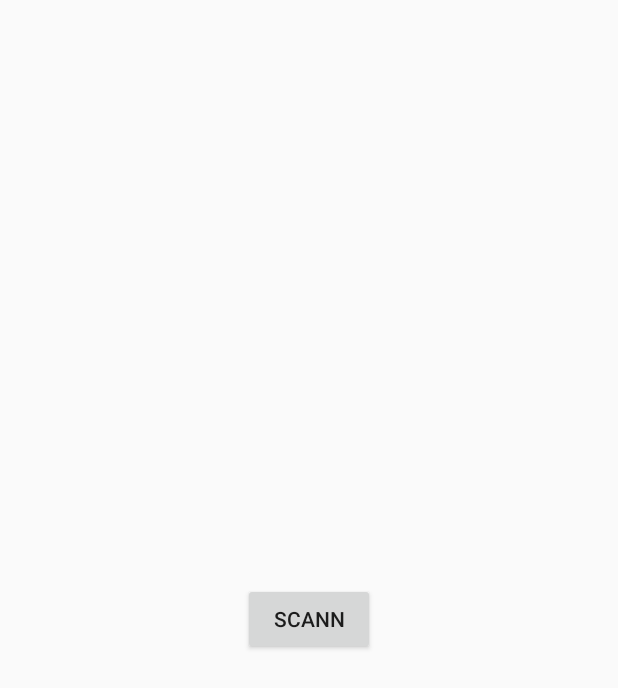
After one commit to zakafir/CrunchRelease, an Android app: the layout activity_reader_qrcode.xml on its own in the app's theme, with its tools: preview values and no code run, on a phone screen of 412 x 824 dp. The commit adds this screen. Shown: the top 688 px of the screen. Run offline under Robolectric (Android 15) with nearby library versions, the phone set to English and light mode, and no system bars.

Commit message:
QR code Scanner

```diff
--- a/app/build.gradle
+++ b/app/build.gradle
@@ -24,10 +24,12 @@ repositories {
 
 dependencies {
     compile fileTree(dir: 'libs', include: ['*.jar'])
+
     compile 'com.android.support:appcompat-v7:23.1.1'
     compile 'com.github.PhilJay:MPAndroidChart:v2.1.6'
     compile 'com.android.support.constraint:constraint-layout:1.0.2'
+    compile 'com.github.QuadFlask:colorpicker:0.0.13'
+    compile 'com.google.zxing:core:3.2.1'
+    compile 'com.journeyapps:zxing-android-embedded:3.2.0@aar'
     testCompile 'junit:junit:4.12'
-    compile 'com.github.QuadFlask:colorpicker:0.0.13'
-
 }
--- /dev/null
+++ b/app/src/main/res/layout/activity_reader_qrcode.xml
@@ -0,0 +1,38 @@
+<?xml version="1.0" encoding="utf-8"?>
+<android.support.constraint.ConstraintLayout xmlns:android="http://schemas.android.com/apk/res/android"
+    xmlns:app="http://schemas.android.com/apk/res-auto"
+    xmlns:tools="http://schemas.android.com/tools"
+    android:layout_width="match_parent"
+    android:layout_height="match_parent"
+    tools:context="app.num.linechart.ReaderQRCodeActivity">
+
+
+    <Button
+        android:id="@+id/buttonScann"
+        android:layout_width="wrap_content"
+        android:layout_height="wrap_content"
+        android:text="Scann"
+        app:layout_constraintTop_toTopOf="parent"
+        android:layout_marginTop="8dp"
+        app:layout_constraintBottom_toBottomOf="parent"
+        android:layout_marginBottom="8dp"
+        android:layout_marginLeft="8dp"
+        app:layout_constraintLeft_toLeftOf="parent"
+        android:layout_marginRight="8dp"
+        app:layout_constraintRight_toRightOf="parent"
+        app:layout_constraintVertical_bias="0.501" />
+
+    <Button
+        android:id="@+id/buttonGoToApp"
+        android:layout_width="wrap_content"
+        android:layout_height="wrap_content"
+        android:text="Launch"
+        android:layout_marginTop="38dp"
+        android:visibility="invisible"
+        app:layout_constraintTop_toBottomOf="@+id/buttonScann"
+        android:layout_marginRight="8dp"
+        app:layout_constraintRight_toRightOf="parent"
+        android:layout_marginLeft="8dp"
+        app:layout_constraintLeft_toLeftOf="parent" />
+
+</android.support.constraint.ConstraintLayout>
```
Also changed, not shown: app/src/main/AndroidManifest.xml (+36 -24 lines), app/src/main/java/app/num/linechart/MainActivityAdmin.java (renamed from app/src/main/java/app/num/linechart/MainActivity.java, +8 -9 lines), app/src/main/java/app/num/linechart/MainActivityUser.java (added, +59 -0 lines), app/src/main/java/app/num/linechart/ReaderQRCodeActivity.java (added, +80 -0 lines), app/src/main/res/layout/activity_main_admin.xml (added, +112 -0 lines), app/src/main/res/layout/activity_main_user.xml (renamed from app/src/main/res/layout/activity_main.xml, +13 -46 lines), app/src/main/res/drawable/adminQRcode.jpg (added), app/src/main/res/drawable/userQRcode.jpg (added).
